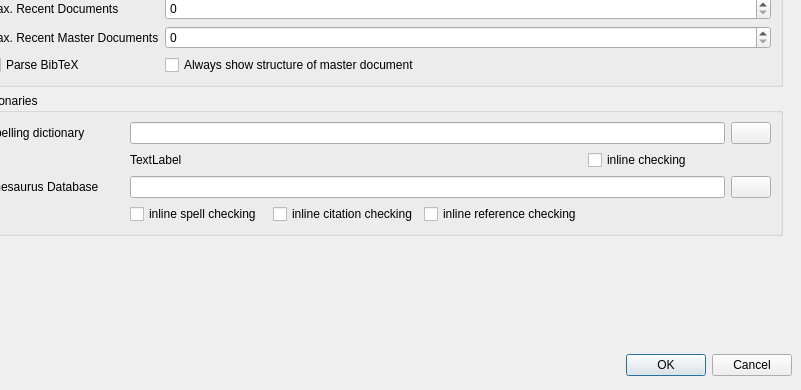
Qt form configdialog.ui (svn2github/texstudio-trunk) before a commit; both pictures show x 219 to 1020 and y 284 to 674 of the 1020 by 674 pixel window.
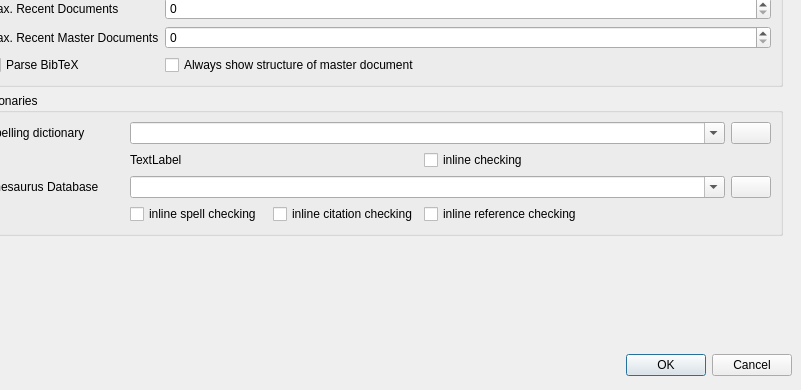
The same form after that commit. The open tabs and pages were chosen to show the change. Icons and pictures are not drawn.

Commit message: restored dictionary and thesaurus filename chooser in config dialog (without the strange qt completer)

Diff of the .ui file:
```diff
--- a/configdialog.ui
+++ b/configdialog.ui
@@ -374,22 +374,6 @@
             </property>
            </widget>
           </item>
-          <item row="0" column="1" colspan="4">
-           <widget class="QLineEdit" name="lineEditAspellCommand">
-            <property name="sizePolicy">
-             <sizepolicy hsizetype="Expanding" vsizetype="Fixed">
-              <horstretch>0</horstretch>
-              <verstretch>0</verstretch>
-             </sizepolicy>
-            </property>
-            <property name="minimumSize">
-             <size>
-              <width>190</width>
-              <height>0</height>
-             </size>
-            </property>
-           </widget>
-          </item>
           <item row="0" column="5">
            <widget class="QPushButton" name="pushButtonAspell">
             <property name="sizePolicy">
@@ -407,7 +391,7 @@
             </property>
            </widget>
           </item>
-          <item row="1" column="1" colspan="3">
+          <item row="1" column="1" colspan="2">
            <widget class="QLabel" name="labelGetDic">
             <property name="sizePolicy">
              <sizepolicy hsizetype="Expanding" vsizetype="Preferred">
@@ -420,7 +404,7 @@
             </property>
            </widget>
           </item>
-          <item row="1" column="4" colspan="2">
+          <item row="1" column="3" colspan="3">
            <widget class="QCheckBox" name="checkBoxRealTimeCheck">
             <property name="sizePolicy">
              <sizepolicy hsizetype="Preferred" vsizetype="Fixed">
@@ -440,9 +424,6 @@
             </property>
            </widget>
           </item>
-          <item row="2" column="1" colspan="4">
-           <widget class="QLineEdit" name="thesaurusFileName"/>
-          </item>
           <item row="2" column="5">
            <widget class="QPushButton" name="btSelectThesaurusFileName">
             <property name="sizePolicy">
@@ -490,6 +471,26 @@
             </property>
            </widget>
           </item>
+          <item row="0" column="1" colspan="4">
+           <widget class="QComboBox" name="comboBoxDictionaryFileName">
+            <property name="editable">
+             <bool>true</bool>
+            </property>
+            <property name="dirFilter" stdset="0">
+             <string notr="true">*.dic</string>
+            </property>
+           </widget>
+          </item>
+          <item row="2" column="1" colspan="4">
+           <widget class="QComboBox" name="comboBoxThesaurusFileName">
+            <property name="editable">
+             <bool>true</bool>
+            </property>
+            <property name="dirFilter" stdset="0">
+             <string notr="true">*.dat</string>
+            </property>
+           </widget>
+          </item>
          </layout>
         </widget>
        </item>
```
Left out of the diff: 46 changed lines with no effect on the pictures. The commit also changes 3 other files.
